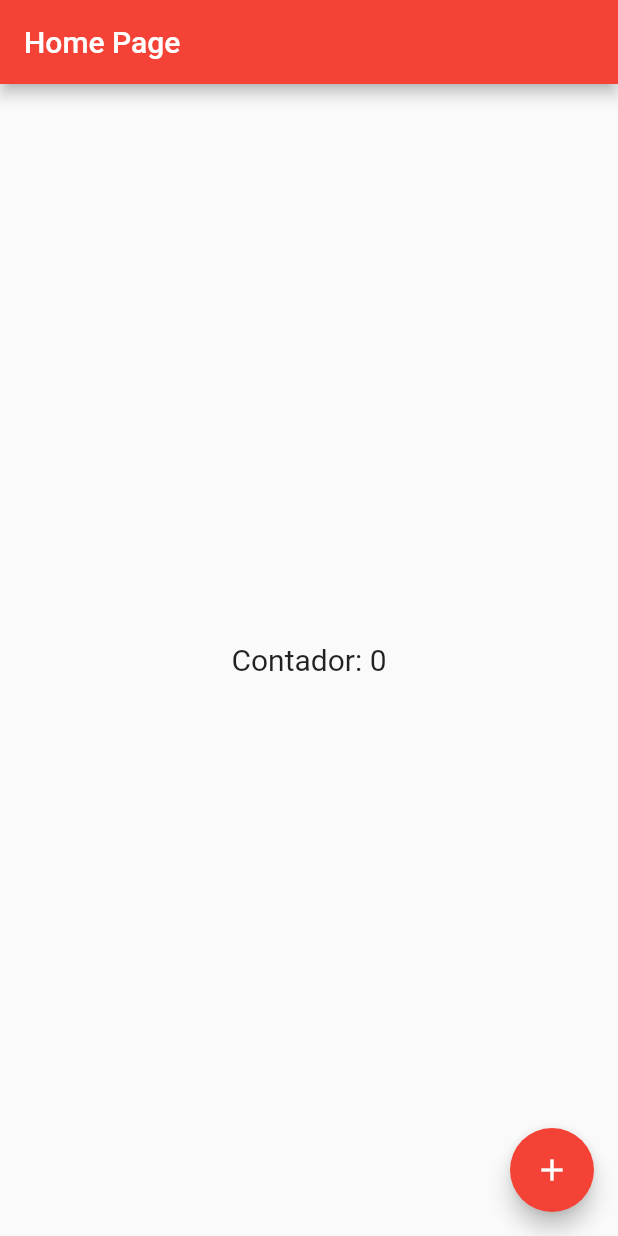
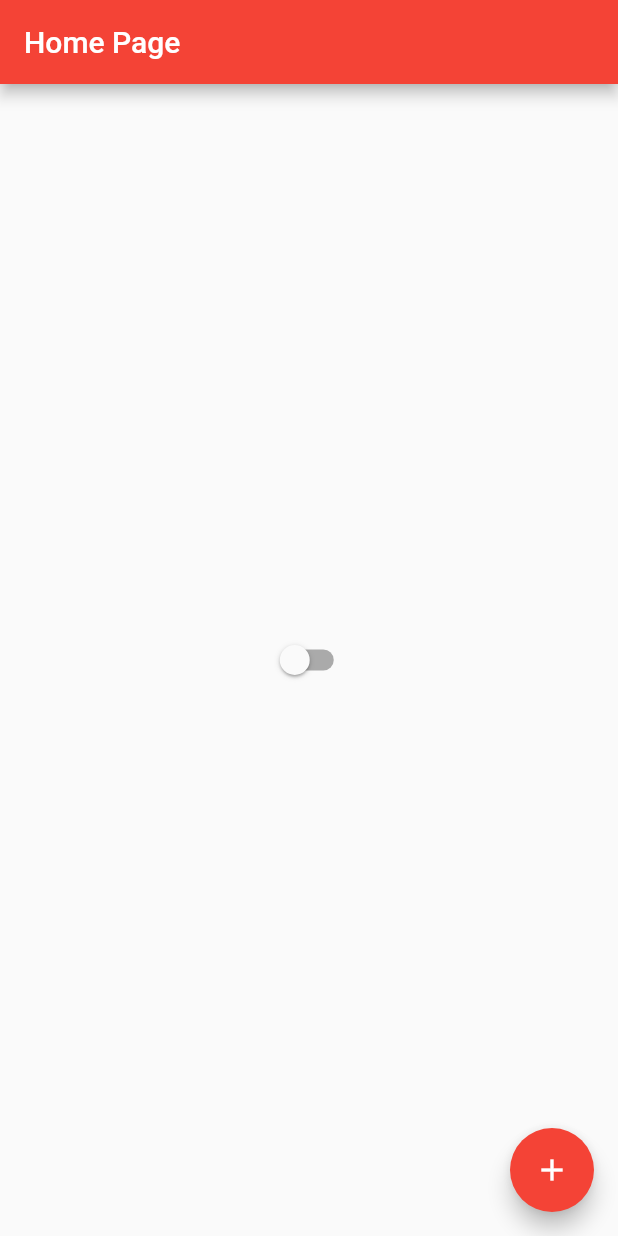
Before and after one commit to matheusGolmini/ola_mundo_flutter, a Flutter app: the screen it shows after launch, on a phone screen of 412 x 824 dp. Run offline on Flutter 3.47's test engine with Material 2 defaults, Android fonts, the phone set to English and light mode, and no system bars.

Commit message:
feat: add controller is dart theme

```diff
--- /dev/null
+++ b/lib/app_controller.dart
@@ -0,0 +1,12 @@
+import 'package:flutter/material.dart';
+
+class AppController extends ChangeNotifier {
+
+  static AppController instace = AppController();
+
+  bool isDartTheme = false;
+  changeTheme() {
+    isDartTheme = !isDartTheme;
+    notifyListeners();
+  }
+}
--- a/lib/app_widget.dart
+++ b/lib/app_widget.dart
@@ -1,4 +1,5 @@
 import 'package:flutter/material.dart';
+import 'package:ola_mundo/app_controller.dart';
 
 import 'home_page.dart';
 
@@ -6,11 +7,19 @@ class AppWidget extends StatelessWidget {
 
   @override
   Widget build(BuildContext context) {
-    return MaterialApp(
-      theme: ThemeData(
-        primarySwatch: Colors.red
-      ),
-      home: HomePage(),
+    return AnimatedBuilder(
+      animation: AppController.instace,
+      builder: (BuildContext context, Widget child) {
+        return MaterialApp(
+          theme: ThemeData(
+            primarySwatch: Colors.red,
+            brightness: AppController.instace.isDartTheme
+              ? Brightness.dark
+              : Brightness.light
+          ),
+          home: HomePage(),
+        );
+      },
     );
   }
 }
--- a/lib/home_page.dart
+++ b/lib/home_page.dart
@@ -1,4 +1,5 @@
 import 'package:flutter/material.dart';
+import 'package:ola_mundo/app_controller.dart';
 
 class HomePage extends StatefulWidget {
   @override
@@ -18,17 +19,12 @@ class HomePageState extends State<HomePage> {
         title: Text('Home Page'),
       ),
       body: Center(
-        child: GestureDetector(
-          child: Text(
-            'Contador: $counter',
-            style: TextStyle(fontSize: 20),
-          ),
-          onTap: () {
-            setState(() {
-              counter++;
-            });
+        child: Switch(
+          value: AppController.instace.isDartTheme,
+          onChanged: (value) {
+            AppController.instace.changeTheme();
           },
-        )
+        ),
       ),
       floatingActionButton: FloatingActionButton(
         child: Icon(Icons.add),
```
